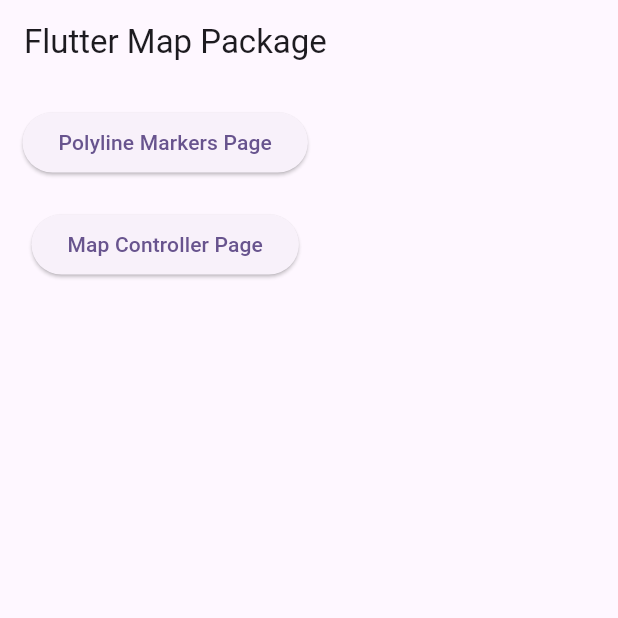
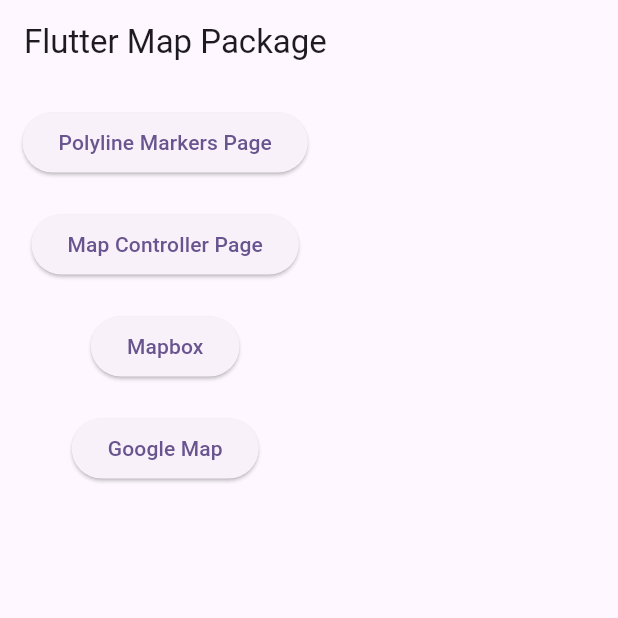
Before and after one commit to HoangNH19603/riverpod_learning, a Flutter app: the screen it shows after launch, on a phone screen of 412 x 824 dp, the top half of it. Run offline on Flutter 3.47's test engine with Material 3 defaults, Android fonts, the phone set to English and light mode, and no system bars; our stand-ins replace flutter_dotenv, flutter_map, latlong2; missing offline and left inert: mapbox_maps_flutter.

Commit message:
update: nothing

```diff
--- a/riverpod_map/lib/main.dart
+++ b/riverpod_map/lib/main.dart
@@ -1,9 +1,13 @@
 import 'package:flutter/material.dart';
 import 'package:flutter_dotenv/flutter_dotenv.dart';
+import 'package:mapbox_maps_flutter/mapbox_maps_flutter.dart';
+import 'package:riverpod_map/app_constants.dart';
 import 'package:riverpod_map/screen/home_screen.dart';
 
 Future<void> main() async {
   await dotenv.load(fileName: '.env');
+  WidgetsFlutterBinding.ensureInitialized();
+  MapboxOptions.setAccessToken(mapboxAccessToken!);
   runApp(const MyApp());
 }
 
--- a/riverpod_map/lib/screen/home_screen.dart
+++ b/riverpod_map/lib/screen/home_screen.dart
@@ -1,5 +1,7 @@
 import 'package:flutter/material.dart';
+import 'package:riverpod_map/screen/google_map_screen.dart';
 import 'package:riverpod_map/screen/map_controller_screen.dart';
+import 'package:riverpod_map/screen/mapbox_screen.dart';
 import 'package:riverpod_map/screen/polyline_screen.dart';
 
 class HomeScreen extends StatelessWidget {
@@ -27,6 +29,18 @@
                   Navigator.push(context, MaterialPageRoute(builder: (context) => const MapControllerScreen()));
                 },
                 child: const Text('Map Controller Page')),
+            const SizedBox(height: 20),
+            ElevatedButton(
+                onPressed: () {
+                  Navigator.push(context, MaterialPageRoute(builder: (context) => const MapboxScreen()));
+                },
+                child: const Text('Mapbox')),
+            const SizedBox(height: 20),
+            ElevatedButton(
+                onPressed: () {
+                  Navigator.push(context, MaterialPageRoute(builder: (context) => const GoogleMapScreen()));
+                },
+                child: const Text('Google Map')),
           ],
         ),
       ),
--- a/riverpod_map/pubspec.yaml
+++ b/riverpod_map/pubspec.yaml
@@ -39,6 +39,7 @@
   latlong2: ^0.9.1
   flutter_dotenv: ^5.1.0
   google_maps_flutter: ^2.9.0
+  mapbox_maps_flutter: ^2.1.0
 
 dev_dependencies:
   flutter_test:
```
Also changed, not shown: riverpod_map/lib/screen/google_map_screen.dart (+15 -0 lines), riverpod_map/lib/screen/map_controller_screen.dart (+6 -6 lines), riverpod_map/lib/screen/mapbox_screen.dart (added, +17 -0 lines), riverpod_map/lib/screen/polyline_screen.dart (+6 -1 lines), riverpod_map/pubspec.lock.
